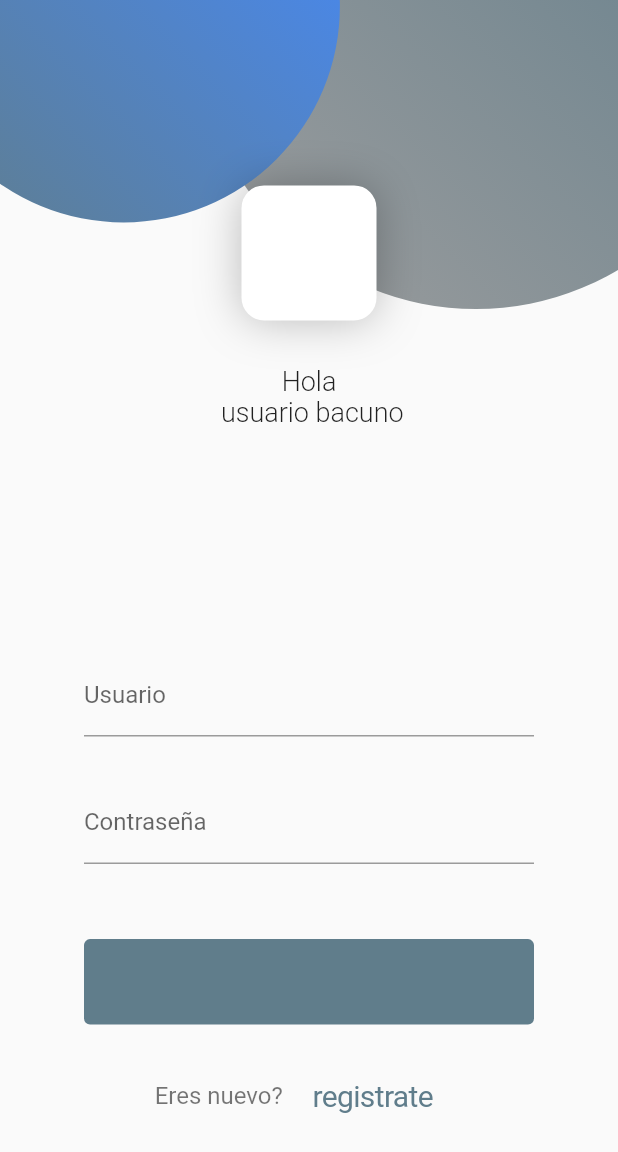
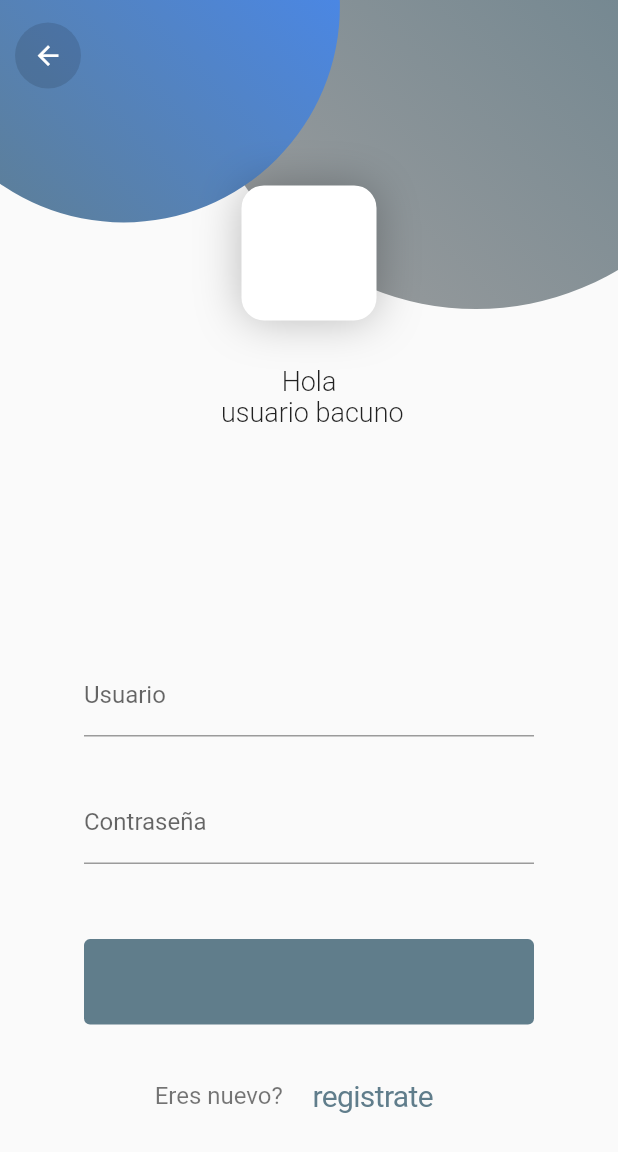
Before and after one commit to alexkbra/subastaspoli_mobile, a Flutter app: the LoginV2Page screen opened by its route, on a phone screen of 412 x 824 dp. Shown: the top 1152 px of the screen. Run offline on Flutter 3.47's test engine with Material 2 defaults, Android fonts, the phone set to English and light mode, and no system bars; our stand-ins replace flutter_secure_storage, rxdart, shared_preferences; missing offline and left inert: flutter_socket_io; accounts and stored records are empty; network calls fail.

```diff
--- a/lib/src/models/lotes_model.dart
+++ b/lib/src/models/lotes_model.dart
@@ -1,10 +1,9 @@
-
-class LotesModelList{
+class LotesModelList {
   List<LotesModel> items = new List();
   LotesModelList();
-  LotesModelList.fromJsonList(List<dynamic> jsonList){
-    if(jsonList == null) return;
-    for(var item in jsonList){
+  LotesModelList.fromJsonList(List<dynamic> jsonList) {
+    if (jsonList == null) return;
+    for (var item in jsonList) {
       final lote = new LotesModel.fromJson(item);
       items.add(lote);
     }
@@ -430,7 +429,7 @@ class Propietario {
   String _imagenUrl;
   String _imagenUrlContentType;
   String _nombreORazonSocial;
-  int _numeroDocumento;
+  String _numeroDocumento;
   String _telefonocelular;
   String _telefonoempresarial;
   String _telefonofijo;
@@ -446,7 +445,7 @@ class Propietario {
       String imagenUrl,
       String imagenUrlContentType,
       String nombreORazonSocial,
-      int numeroDocumento,
+      String numeroDocumento,
       String telefonocelular,
       String telefonoempresarial,
       String telefonofijo,
@@ -489,8 +488,8 @@ class Propietario {
   String get nombreORazonSocial => _nombreORazonSocial;
   set nombreORazonSocial(String nombreORazonSocial) =>
       _nombreORazonSocial = nombreORazonSocial;
-  int get numeroDocumento => _numeroDocumento;
-  set numeroDocumento(int numeroDocumento) =>
+  String get numeroDocumento => _numeroDocumento;
+  set numeroDocumento(String numeroDocumento) =>
       _numeroDocumento = numeroDocumento;
   String get telefonocelular => _telefonocelular;
   set telefonocelular(String telefonocelular) =>
--- a/lib/src/models/lotes_to_animales_model.dart
+++ b/lib/src/models/lotes_to_animales_model.dart
@@ -1,17 +1,14 @@
-
-
-class LotesToAnimalesModelList{
+class LotesToAnimalesModelList {
   List<LotesToAnimalesModel> items = new List();
   LotesToAnimalesModelList();
-  LotesToAnimalesModelList.fromJsonList(List<dynamic> jsonList){
-    if(jsonList == null) return;
-    for(var item in jsonList){
+  LotesToAnimalesModelList.fromJsonList(List<dynamic> jsonList) {
+    if (jsonList == null) return;
+    for (var item in jsonList) {
       final loteToAnimales = new LotesToAnimalesModel.fromJson(item);
       items.add(loteToAnimales);
     }
   }
 }
-
 
 class LotesToAnimalesModel {
   Animales _animales;
@@ -19,7 +16,8 @@ class LotesToAnimalesModel {
   int _id;
   Lotes _lotes;
 
-  LotesToAnimalesModel({Animales animales, double cantidad, int id, Lotes lotes}) {
+  LotesToAnimalesModel(
+      {Animales animales, double cantidad, int id, Lotes lotes}) {
     this._animales = animales;
     this._cantidad = cantidad;
     this._id = id;
@@ -424,7 +422,7 @@ class Propietario {
   String _imagenUrl;
   String _imagenUrlContentType;
   String _nombreORazonSocial;
-  int _numeroDocumento;
+  String _numeroDocumento;
   String _telefonocelular;
   String _telefonoempresarial;
   String _telefonofijo;
@@ -440,7 +438,7 @@ class Propietario {
       String imagenUrl,
       String imagenUrlContentType,
       String nombreORazonSocial,
-      int numeroDocumento,
+      String numeroDocumento,
       String telefonocelular,
       String telefonoempresarial,
       String telefonofijo,
@@ -483,8 +481,8 @@ class Propietario {
   String get nombreORazonSocial => _nombreORazonSocial;
   set nombreORazonSocial(String nombreORazonSocial) =>
       _nombreORazonSocial = nombreORazonSocial;
-  int get numeroDocumento => _numeroDocumento;
-  set numeroDocumento(int numeroDocumento) =>
+  String get numeroDocumento => _numeroDocumento;
+  set numeroDocumento(String numeroDocumento) =>
       _numeroDocumento = numeroDocumento;
   String get telefonocelular => _telefonocelular;
   set telefonocelular(String telefonocelular) =>
--- a/lib/src/pages/login_v2_page.dart
+++ b/lib/src/pages/login_v2_page.dart
@@ -48,16 +48,18 @@ class _LoginV2PageState extends State<LoginV2Page> {
         final isSubasta = await _session.getEntidad(key: "subastaid");
         final isLote = await _session.getEntidad(key: "loteid");
         final whereIAmNow = await _session.getEntidad(key: "whereIAmNow");
-        setState(() {
-
-          _isFetching = false;
-        });
-        if (isEvento != null && isSubasta != null && isLote != null && whereIAmNow ==1) {
+        if (isEvento != null &&
+            isSubasta != null &&
+            isLote != null &&
+            whereIAmNow == 1) {
           Navigator.pushNamed(context, PujaPage.pageName);
         } else {
           Navigator.pushNamed(context, HomePage.pageName);
         }
       }
+      setState(() {
+        _isFetching = false;
+      });
     }
   }
 
@@ -66,8 +68,8 @@ class _LoginV2PageState extends State<LoginV2Page> {
     if (dataSession != null &&
         dataSession['idToken'] != null &&
         dataSession['idToken'].toString().isNotEmpty) {
-        LotesModel  _lote = ModalRoute.of(context).settings.arguments;
-       Navigator.pushNamed(context, DetalleLotesPage.pageName, arguments: _lote);
+      LotesModel _lote = ModalRoute.of(context).settings.arguments;
+      Navigator.pushNamed(context, DetalleLotesPage.pageName, arguments: _lote);
     }
   }
 
@@ -231,6 +233,22 @@ class _LoginV2PageState extends State<LoginV2Page> {
                     ),
                   )),
             ),
+            Positioned(
+              left: 10,
+              top: 15,
+              child: SafeArea(
+                child: CupertinoButton(
+                  padding: EdgeInsets.all(10),
+                  borderRadius: BorderRadius.circular(30),
+                  color: Colors.black12,
+                  onPressed: () => Navigator.pop(context),
+                  child: Icon(
+                    Icons.arrow_back,
+                    color: Colors.white,
+                  ),
+                ),
+              ),
+            ),
             _isFetching
                 ? Positioned.fill(
                     child: Container(
--- a/lib/src/utils/session.dart
+++ b/lib/src/utils/session.dart
@@ -11,6 +11,7 @@ class Session {
   set({TokenResponse response}) async {
     final data = {
       "idToken": response.idToken,
+      "clientStatus": response.clientStatus,
       "createAt": DateTime.now().toString()
     };
     await storage.write(key: keySession, value: jsonEncode(data));
--- a/lib/src/utils/utils.dart
+++ b/lib/src/utils/utils.dart
@@ -5,7 +5,7 @@ import 'package:flutter/cupertino.dart';
 //import 'package:youtube_player/youtube_player.dart';
 
 class Utils {
-  static const String sockedHost = '192.168.39.126:8080/websocket';
+  static const String sockedHost = '192.168.0.17:8080/websocket';
   //static const String sockedHost = 'ws://10.144.166.3:55544/websocket';
   //static const String host = '0984e7c6be84.ngrok.io';
   //static const String host = '192.168.0.17';
```
Also changed, not shown: lib/src/pages/detalle_evento_page.dart (+9 -6 lines), lib/src/pages/puja_page.dart (+91 -16 lines).
